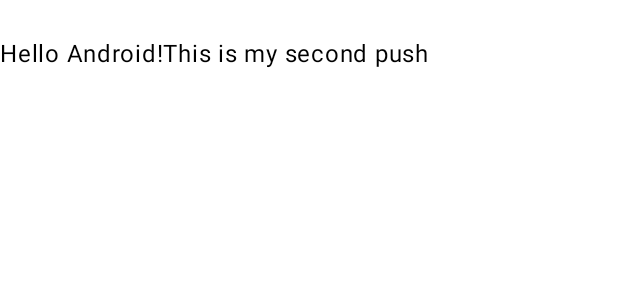
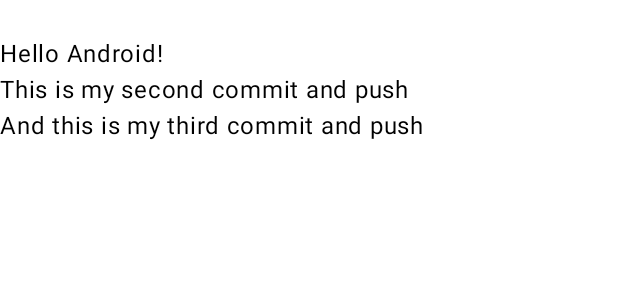
Before and after one commit to kateringerero/Katherine-Guerrero-block6-activity1, an Android app built with Jetpack Compose: the @Preview function GreetingPreview, on a phone screen of 412 x 824 dp. Shown: the top 300 px of the screen. Run offline under Robolectric (Android 15) with nearby library versions, the phone set to English and light mode, and no system bars.

Commit message:
Third commit and push

```diff
--- a/app/src/main/java/com/guerrero/katherine/block6/p1/quiz/MainActivity.kt
+++ b/app/src/main/java/com/guerrero/katherine/block6/p1/quiz/MainActivity.kt
@@ -33,8 +33,8 @@ class MainActivity : ComponentActivity() {
 fun Greeting(name: String, modifier: Modifier = Modifier) {
     Text(
         text = "\nHello $name!" +
-                "This is my second push" +
-                "",
+                "\nThis is my second commit and push" +
+                "\nAnd this is my third commit and push",
         modifier = modifier
     )
 }
```
